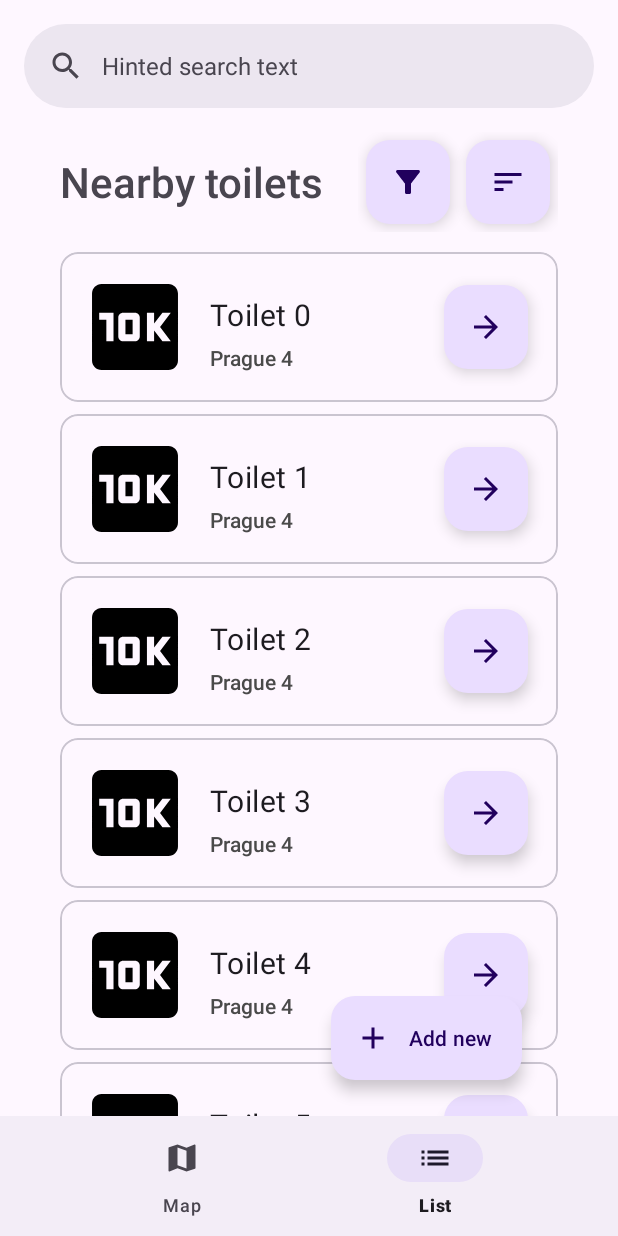
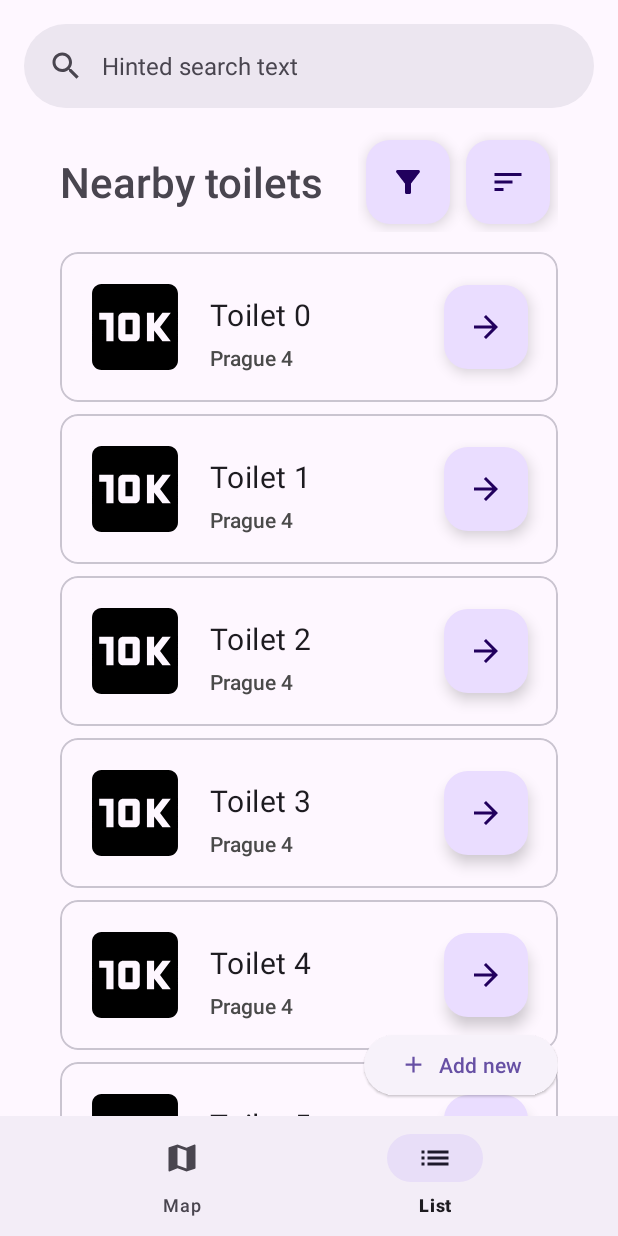
Before and after one commit to milancu/The-throne-locator, an Android app: the ToiletListFragment screen opened through its navigation route, on a phone screen of 412 x 824 dp. Run offline under Robolectric (Android 15) with nearby library versions, the phone set to English and light mode, and no system bars; our stand-ins replace navigation-ui; libraries missing offline, so code that uses them is left out: com.google.maps.android; Roboto replaces fonts that are not available here.

Commit message:
fix add new button

```diff
--- a/app/src/main/res/layout/toilet_list.xml
+++ b/app/src/main/res/layout/toilet_list.xml
@@ -53,15 +53,15 @@
         </LinearLayout>
     </LinearLayout>
 
-    <com.google.android.material.floatingactionbutton.ExtendedFloatingActionButton
+    <com.google.android.material.button.MaterialButton
         android:id="@+id/floating_action_button_add_new"
+        style="@style/Widget.Material3.Button.ElevatedButton"
         android:layout_width="wrap_content"
         android:layout_height="wrap_content"
-        android:layout_gravity="bottom|end"
-        android:layout_marginEnd="24dp"
-        android:layout_marginBottom="24dp"
-        android:contentDescription="add_button"
+        android:layout_marginBottom="10dp"
         android:text="Add new"
+        android:drawableStart="@drawable/baseline_add_24"
+        app:iconGravity="start"
         app:icon="@drawable/baseline_add_24"
         app:layout_constraintBottom_toBottomOf="parent"
         app:layout_constraintEnd_toEndOf="parent" />
```
